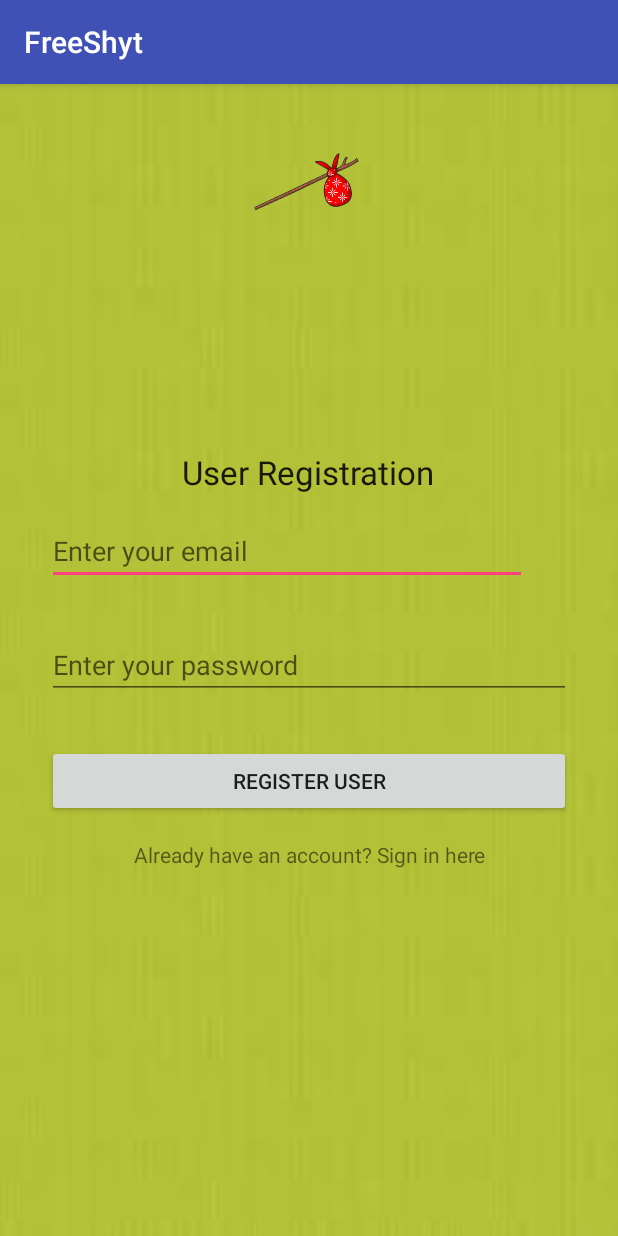
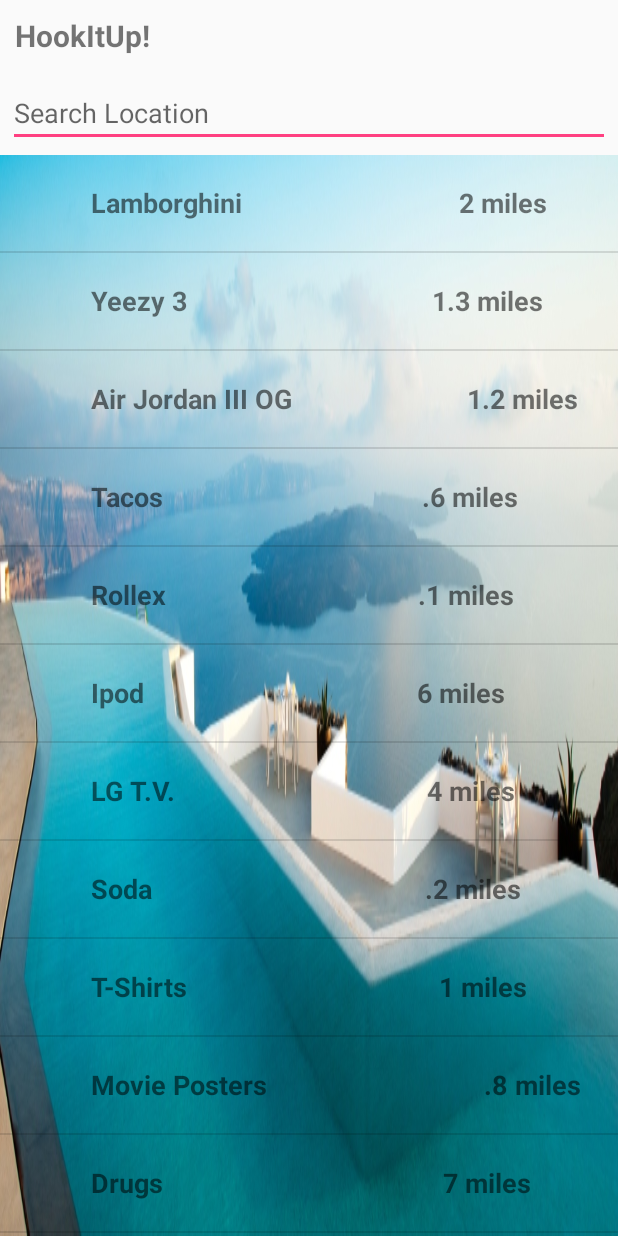
Before and after one commit to dakhila/FreeShyt, an Android app: the screen it shows after launch (MainActivity before the commit, ListActivity after it), on a phone screen of 412 x 824 dp. Run offline under Robolectric (Android 15) with nearby library versions, the phone set to English and light mode, and no system bars.

Commit message:
Free stuff list activity work

```diff
--- a/app/build.gradle
+++ b/app/build.gradle
@@ -22,7 +22,9 @@
 dependencies {
     compile fileTree(dir: 'libs', include: ['*.jar'])
     testCompile 'junit:junit:4.12'
-    compile 'com.android.support:appcompat-v7:24.0.0'
+    compile 'com.android.support:appcompat-v7:24.1.1'
     compile 'com.google.firebase:firebase-auth:9.2.0'
+    compile 'com.android.support:design:24.1.1'
+    compile 'com.android.support:support-v4:24.1.1'
 }
 apply plugin: 'com.google.gms.google-services'
--- a/app/src/main/AndroidManifest.xml
+++ b/app/src/main/AndroidManifest.xml
@@ -10,15 +10,30 @@
         android:label="@string/app_name"
         android:supportsRtl="true"
         android:theme="@style/AppTheme">
+
+
         <activity android:name=".MainActivity">
+            <!--<intent-filter>-->
+                <!--<action android:name="android.intent.action.MAIN" />-->
+
+                <!--<category android:name="android.intent.category.LAUNCHER" />-->
+            <!--</intent-filter>-->
+        </activity>
+        <activity android:name=".LoginActivity" />
+        <activity android:name=".ProfileActivity" />
+
+        <activity
+            android:name=".ListActivity"
+            android:label="@string/title_activity_list"
+            android:theme="@style/AppTheme.NoActionBar">
+
             <intent-filter>
                 <action android:name="android.intent.action.MAIN" />
 
                 <category android:name="android.intent.category.LAUNCHER" />
             </intent-filter>
+
         </activity>
-        <activity android:name=".LoginActivity" />
-        <activity android:name=".ProfileActivity"></activity>
     </application>
 
 </manifest>
--- /dev/null
+++ b/app/src/main/java/com/firstapp/anas/freeshyt/ItemListFragment.java
@@ -0,0 +1,93 @@
+package com.firstapp.anas.freeshyt;
+
+import android.os.Bundle;
+import android.support.v4.app.Fragment;
+import android.view.LayoutInflater;
+import android.view.View;
+import android.view.ViewGroup;
+import android.widget.AdapterView;
+import android.widget.ArrayAdapter;
+import android.widget.ListView;
+
+import java.util.ArrayList;
+import java.util.Arrays;
+import java.util.List;
+
+
+public class ItemListFragment extends Fragment {
+
+
+    private ArrayAdapter<String> mItemListAdapter;
+
+    public ItemListFragment() {
+        // Required empty public constructor
+    }
+
+    @Override
+    public void onCreate(Bundle savedInstanceState) {
+        super.onCreate(savedInstanceState);
+        setHasOptionsMenu(true);
+    }
+
+//    @Override
+//    public void onCreateOptionsMenu(Menu menu, MenuInflater inflater) {
+//        inflater.inflate(R.menu.listfragment, menu);
+//    }
+
+    @Override
+    public View onCreateView(LayoutInflater inflater, ViewGroup container,
+                             Bundle savedInstanceState) {
+        //temp data for display
+        String[] someData = {
+                "             Lamborghini                               2 miles",
+                "             Yeezy 3                                   1.3 miles",
+                "             Air Jordan III OG                         1.2 miles",
+                "             Tacos                                     .6 miles",
+                "             Rollex                                    .1 miles",
+                "             Ipod                                       6 miles",
+                "             LG T.V.                                    4 miles",
+                "             Soda                                       .2 miles",
+                "             T-Shirts                                    1 miles",
+                "             Movie Posters                               .8 miles",
+                "             Drugs                                        7 miles",
+                "             Coffee                                       1 miles",
+                "             Water                                        7 miles",
+        };
+        List<String> freeStuff =
+                new ArrayList<String>(Arrays.asList(someData));
+
+        mItemListAdapter =
+                new ArrayAdapter<String>(
+                        getActivity(),
+                        R.layout.list_item,
+                        R.id.list_item_textview,
+                        freeStuff);
+
+        View rootView = inflater.inflate(R.layout.fragment_item_list, container, false);
+
+        ListView listView = (ListView) rootView.findViewById(R.id.listview_freestuff);
+        listView.setAdapter(mItemListAdapter);
+        listView.setBackgroundResource(R.drawable.luxuryview);
+        listView.setOnItemClickListener(new AdapterView.OnItemClickListener(){
+
+            @Override
+            public void onItemClick(AdapterView<?> adapterView, View view, int position, long l) {
+
+
+                //TODO Go to item details page!
+                // with details provided by the OP.
+
+
+               // String forecast = mForecastAdapter.getItem(position);
+//                Intent intent = new Intent(getActivity(), DetailActivity.class)
+//                        .putExtra(Intent.EXTRA_TEXT, forecast);
+//                startActivity(intent);
+            }
+        });
+
+        // Inflate the layout for this fragment
+        return rootView;
+    }
+
+
+}
--- /dev/null
+++ b/app/src/main/java/com/firstapp/anas/freeshyt/ListActivity.java
@@ -0,0 +1,38 @@
+package com.firstapp.anas.freeshyt;
+
+import android.media.MediaPlayer;
+import android.os.Bundle;
+import android.support.v4.app.FragmentTransaction;
+import android.support.v7.app.AppCompatActivity;
+
+public class ListActivity extends AppCompatActivity {
+
+
+    public MediaPlayer comfortable;
+
+    @Override
+    protected void onCreate(Bundle savedInstanceState) {
+        super.onCreate(savedInstanceState);
+        setContentView(R.layout.activity_list);
+
+        FragmentTransaction transaction = getSupportFragmentManager().beginTransaction();
+        transaction.add(R.id.container, new ItemListFragment())
+                .commit();
+
+        comfortable = MediaPlayer.create(this, R.raw.comfortable);
+        comfortable.start();
+//        Toolbar toolbar = (Toolbar) findViewById(R.id.toolbar);
+//        setSupportActionBar(toolbar);
+
+    }
+
+//    @Override
+//    public boolean onCreateOptionsMenu(Menu menu) {
+//        // Inflate the menu; this adds items to the action bar if it is present.
+//        getMenuInflater().inflate(R.menu.list, menu);
+//        return true;
+//    }
+
+
+
+}
--- /dev/null
+++ b/app/src/main/res/layout/activity_list.xml
@@ -0,0 +1,36 @@
+<?xml version="1.0" encoding="utf-8"?>
+<LinearLayout xmlns:android="http://schemas.android.com/apk/res/android"
+    android:layout_width="match_parent"
+    android:layout_height="match_parent"
+    android:paddingLeft="0dp"
+    android:paddingRight="0dp"
+    android:orientation="vertical" >
+
+    <TextView
+        android:layout_margin="10dp"
+        android:text="HookItUp!"
+        android:id="@+id/list_text_view"
+        android:layout_width="match_parent"
+        android:layout_height="wrap_content"
+        android:textSize="20dp"
+        android:textStyle="bold"/>
+
+    <EditText
+        android:layout_margin="5dp"
+        android:hint="Search Location"
+        android:id="@+id/editTextSearch"
+        android:layout_width="match_parent"
+        android:layout_height="wrap_content" />
+
+
+
+    <FrameLayout
+        android:id="@+id/container"
+        android:layout_width="match_parent"
+        android:layout_height="match_parent"
+        android:layout_weight="1">
+    </FrameLayout>
+
+
+
+</LinearLayout>
--- /dev/null
+++ b/app/src/main/res/layout/content_list.xml
@@ -0,0 +1,15 @@
+<?xml version="1.0" encoding="utf-8"?>
+<RelativeLayout xmlns:android="http://schemas.android.com/apk/res/android"
+    xmlns:app="http://schemas.android.com/apk/res-auto"
+    xmlns:tools="http://schemas.android.com/tools"
+    android:layout_width="match_parent"
+    android:layout_height="match_parent"
+    android:paddingBottom="@dimen/activity_vertical_margin"
+    android:paddingLeft="@dimen/activity_horizontal_margin"
+    android:paddingRight="@dimen/activity_horizontal_margin"
+    android:paddingTop="@dimen/activity_vertical_margin"
+    app:layout_behavior="@string/appbar_scrolling_view_behavior"
+    tools:context="com.firstapp.anas.freeshyt.ListActivity"
+    tools:showIn="@layout/activity_list">
+
+</RelativeLayout>
--- /dev/null
+++ b/app/src/main/res/layout/fragment_item_list.xml
@@ -0,0 +1,12 @@
+<FrameLayout xmlns:android="http://schemas.android.com/apk/res/android"
+    xmlns:tools="http://schemas.android.com/tools"
+    android:layout_width="match_parent"
+    android:layout_height="match_parent"
+    tools:context="com.firstapp.anas.freeshyt.ItemListFragment">
+
+    <ListView
+        android:id="@+id/listview_freestuff"
+        android:layout_width="match_parent"
+        android:layout_height="match_parent" />
+
+</FrameLayout>
--- /dev/null
+++ b/app/src/main/res/layout/list_item.xml
@@ -0,0 +1,10 @@
+<?xml version="1.0" encoding="utf-8"?>
+
+<TextView xmlns:android="http://schemas.android.com/apk/res/android"
+    android:layout_width="match_parent"
+    android:layout_height="wrap_content"
+    android:minHeight="?android:attr/listPreferredItemHeight"
+    android:gravity="center_vertical"
+    android:id="@+id/list_item_textview"
+    android:textStyle="bold"
+    android:textSize="18dp"/>
--- /dev/null
+++ b/app/src/main/res/values-v21/styles.xml
@@ -0,0 +1,9 @@
+<resources>
+
+    <style name="AppTheme.NoActionBar">
+        <item name="windowActionBar">false</item>
+        <item name="windowNoTitle">true</item>
+        <item name="android:windowDrawsSystemBarBackgrounds">true</item>
+        <item name="android:statusBarColor">@android:color/transparent</item>
+    </style>
+</resources>
--- a/app/src/main/res/values/dimens.xml
+++ b/app/src/main/res/values/dimens.xml
@@ -2,4 +2,5 @@
     <!-- Default screen margins, per the Android Design guidelines. -->
     <dimen name="activity_horizontal_margin">16dp</dimen>
     <dimen name="activity_vertical_margin">16dp</dimen>
+    <dimen name="fab_margin">16dp</dimen>
 </resources>
--- a/app/src/main/res/values/strings.xml
+++ b/app/src/main/res/values/strings.xml
@@ -1,3 +1,7 @@
 <resources>
     <string name="app_name">FreeShyt</string>
+    <string name="title_activity_list">ListActivity</string>
+
+    <!-- TODO: Remove or change this placeholder text -->
+    <string name="hello_blank_fragment">Hello blank fragment</string>
 </resources>
--- a/app/src/main/res/values/styles.xml
+++ b/app/src/main/res/values/styles.xml
@@ -8,4 +8,13 @@
         <item name="colorAccent">@color/colorAccent</item>
     </style>
 
+    <style name="AppTheme.NoActionBar">
+        <item name="windowActionBar">false</item>
+        <item name="windowNoTitle">true</item>
+    </style>
+
+    <style name="AppTheme.AppBarOverlay" parent="ThemeOverlay.AppCompat.Dark.ActionBar" />
+
+    <style name="AppTheme.PopupOverlay" parent="ThemeOverlay.AppCompat.Light" />
+
 </resources>
```
Also changed, not shown: app/src/main/res/drawable/luxuryimg.jpg (added), app/src/main/res/drawable/luxuryview.jpg (added), 1 other file.
